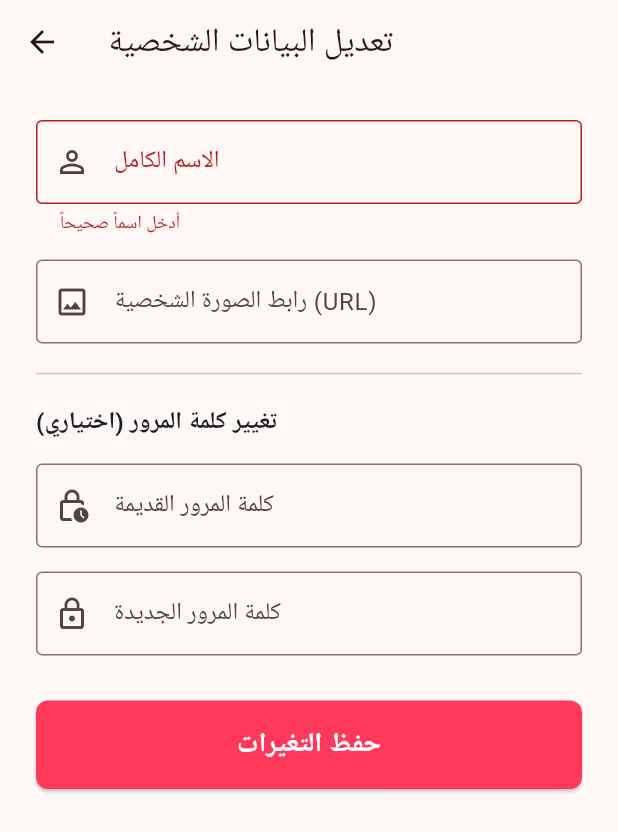
After one commit to muham-ed/airbnb-clone, a Flutter app: the EditProfileScreen screen opened directly, after a tap on "حفظ التغيرات", on a phone screen of 412 x 824 dp. The commit adds this screen. Shown: the top 832 px of the screen. Run offline on Flutter 3.47's test engine with Material 3 defaults, Android fonts, the phone set to English and light mode, and no system bars; our stand-ins replace cached_network_image, google_fonts, shared_preferences; accounts and stored records are empty; network calls fail; Roboto replaces fonts that are missing (Cairo).

Commit message:
feat(mobile): add my bookings screen, edit profile screen, booking provider and navigation tabs

```diff
--- a/mobile/lib/main.dart
+++ b/mobile/lib/main.dart
@@ -3,6 +3,7 @@ import 'package:provider/provider.dart';
 import 'package:google_fonts/google_fonts.dart';
 import 'providers/auth_provider.dart';
 import 'providers/listing_provider.dart';
+import 'providers/booking_provider.dart';
 import 'screens/splash_screen.dart';
 
 void main() {
@@ -19,6 +20,7 @@ class AirbnbApp extends StatelessWidget {
       providers: [
         ChangeNotifierProvider(create: (_) => AuthProvider()),
         ChangeNotifierProvider(create: (_) => ListingProvider()),
+        ChangeNotifierProvider(create: (_) => BookingProvider()),
       ],
       child: MaterialApp(
         title: 'Airbnb Clone',
--- /dev/null
+++ b/mobile/lib/models/booking_model.dart
@@ -0,0 +1,46 @@
+class BookingModel {
+  final String id;
+  final String listingId;
+  final String listingTitle;
+  final String? listingImage;
+  final String listingLocation;
+  final DateTime startDate;
+  final DateTime endDate;
+  final double totalPrice;
+  final String currency;
+  final String status;
+  final DateTime createdAt;
+
+  BookingModel({
+    required this.id,
+    required this.listingId,
+    required this.listingTitle,
+    this.listingImage,
+    required this.listingLocation,
+    required this.startDate,
+    required this.endDate,
+    required this.totalPrice,
+    required this.currency,
+    required this.status,
+    required this.createdAt,
+  });
+
+  factory BookingModel.fromJson(Map<String, dynamic> json) {
+    final listing = json['listing'] ?? {};
+    final images = listing['images'] is List ? List<String>.from(listing['images']) : <String>[];
+
+    return BookingModel(
+      id: json['id'] ?? '',
+      listingId: json['listingId'] ?? listing['id'] ?? '',
+      listingTitle: listing['title'] ?? 'عقار غير معروف',
+      listingImage: images.isNotEmpty ? images.first : null,
+      listingLocation: listing['location'] ?? '',
+      startDate: DateTime.tryParse(json['startDate'] ?? '') ?? DateTime.now(),
+      endDate: DateTime.tryParse(json['endDate'] ?? '') ?? DateTime.now(),
+      totalPrice: (json['totalPrice'] as num?)?.toDouble() ?? 0.0,
+      currency: json['currency'] ?? 'usd',
+      status: json['status'] ?? 'pending',
+      createdAt: DateTime.tryParse(json['createdAt'] ?? '') ?? DateTime.now(),
+    );
+  }
+}
--- /dev/null
+++ b/mobile/lib/screens/profile/edit_profile_screen.dart
@@ -0,0 +1,152 @@
+import 'package:flutter/material.dart';
+import 'package:provider/provider.dart';
+import '../../providers/auth_provider.dart';
+import '../../core/config/api_config.dart';
+import '../../core/services/api_service.dart';
+
+class EditProfileScreen extends StatefulWidget {
+  const EditProfileScreen({super.key});
+
+  @override
+  State<EditProfileScreen> createState() => _EditProfileScreenState();
+}
+
+class _EditProfileScreenState extends State<EditProfileScreen> {
+  final _nameController = TextEditingController();
+  final _avatarController = TextEditingController();
+  final _oldPasswordController = TextEditingController();
+  final _newPasswordController = TextEditingController();
+  final _formKey = GlobalKey<FormState>();
+  bool _isLoading = false;
+
+  @override
+  void initState() {
+    super.initState();
+    final user = Provider.of<AuthProvider>(context, listen: false).user;
+    if (user != null) {
+      _nameController.text = user.name;
+      _avatarController.text = user.avatar ?? '';
+    }
+  }
+
+  @override
+  void dispose() {
+    _nameController.dispose();
+    _avatarController.dispose();
+    _oldPasswordController.dispose();
+    _newPasswordController.dispose();
+    super.dispose();
+  }
+
+  void _submit() async {
+    if (!_formKey.currentState!.validate()) return;
+
+    setState(() => _isLoading = true);
+
+    try {
+      final body = <String, dynamic>{
+        'name': _nameController.text.trim(),
+        if (_avatarController.text.trim().isNotEmpty) 'avatar': _avatarController.text.trim(),
+      };
+
+      if (_newPasswordController.text.isNotEmpty) {
+        body['oldPassword'] = _oldPasswordController.text;
+        body['newPassword'] = _newPasswordController.text;
+      }
+
+      await ApiService.put(ApiConfig.userProfile, body);
+
+      if (mounted) {
+        await Provider.of<AuthProvider>(context, listen: false).fetchProfile();
+        ScaffoldMessenger.of(context).showSnackBar(
+          const SnackBar(content: Text('تم تحديث البيانات الشخصية بنجاح')),
+        );
+        Navigator.of(context).pop();
+      }
+    } catch (e) {
+      if (mounted) {
+        ScaffoldMessenger.of(context).showSnackBar(
+          SnackBar(content: Text(e.toString().replaceAll('Exception: ', ''))),
+        );
+      }
+    } finally {
+      if (mounted) setState(() => _isLoading = false);
+    }
+  }
+
+  @override
+  Widget build(BuildContext context) {
+    return Scaffold(
+      appBar: AppBar(title: const Text('تعديل البيانات الشخصية')),
+      body: SingleChildScrollView(
+        padding: const EdgeInsets.all(24.0),
+        child: Form(
+          key: _formKey,
+          child: Column(
+            crossAxisAlignment: CrossAxisAlignment.stretch,
+            children: [
+              TextFormField(
+                controller: _nameController,
+                decoration: const InputDecoration(
+                  labelText: 'الاسم الكامل',
+                  border: OutlineInputBorder(),
+                  prefixIcon: Icon(Icons.person_outline),
+                ),
+                validator: (v) => (v == null || v.trim().length < 2) ? 'أدخل اسماً صحيحاً' : null,
+              ),
+              const SizedBox(height: 16),
+              TextFormField(
+                controller: _avatarController,
+                decoration: const InputDecoration(
+                  labelText: 'رابط الصورة الشخصية (URL)',
+                  border: OutlineInputBorder(),
+                  prefixIcon: Icon(Icons.image_outlined),
+                ),
+              ),
+              const Divider(height: 40),
+              const Text(
+                'تغيير كلمة المرور (اختياري)',
+                style: TextStyle(fontSize: 16, fontWeight: FontWeight.bold),
+              ),
+              const SizedBox(height: 16),
+              TextFormField(
+                controller: _oldPasswordController,
+                decoration: const InputDecoration(
+                  labelText: 'كلمة المرور القديمة',
+                  border: OutlineInputBorder(),
+                  prefixIcon: Icon(Icons.lock_clock_outlined),
+                ),
+                obscureText: true,
+              ),
+              const SizedBox(height: 16),
+              TextFormField(
+                controller: _newPasswordController,
+                decoration: const InputDecoration(
+                  labelText: 'كلمة المرور الجديدة',
+                  border: OutlineInputBorder(),
+                  prefixIcon: Icon(Icons.lock_outline),
+                ),
+                obscureText: true,
+              ),
+              const SizedBox(height: 30),
+              ElevatedButton(
+                onPressed: _isLoading ? null : _submit,
+                style: ElevatedButton.styleFrom(
+                  backgroundColor: const Color(0xFFFF385C),
+                  padding: const EdgeInsets.symmetric(vertical: 16),
+                  shape: RoundedRectangleBorder(borderRadius: BorderRadius.circular(8)),
+                ),
+                child: _isLoading
+                    ? const CircularProgressIndicator(color: Colors.white)
+                    : const Text(
+                        'حفظ التغيرات',
+                        style: TextStyle(fontSize: 18, color: Colors.white, fontWeight: FontWeight.bold),
+                      ),
+              ),
+            ],
+          ),
+        ),
+      ),
+    );
+  }
+}
```
Also changed, not shown: mobile/lib/providers/booking_provider.dart (added, +54 -0 lines), mobile/lib/screens/bookings/my_bookings_screen.dart (added, +190 -0 lines), mobile/lib/screens/main_navigation_screen.dart (+7 -0 lines), mobile/lib/screens/profile/profile_screen.dart (+18 -7 lines).
